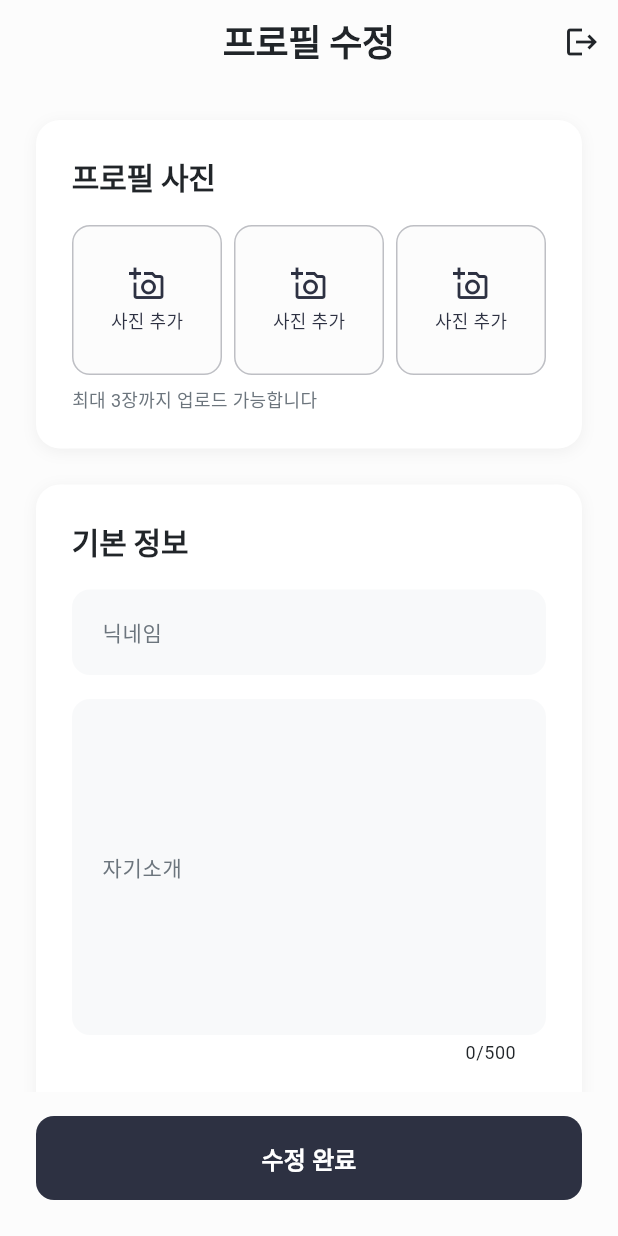
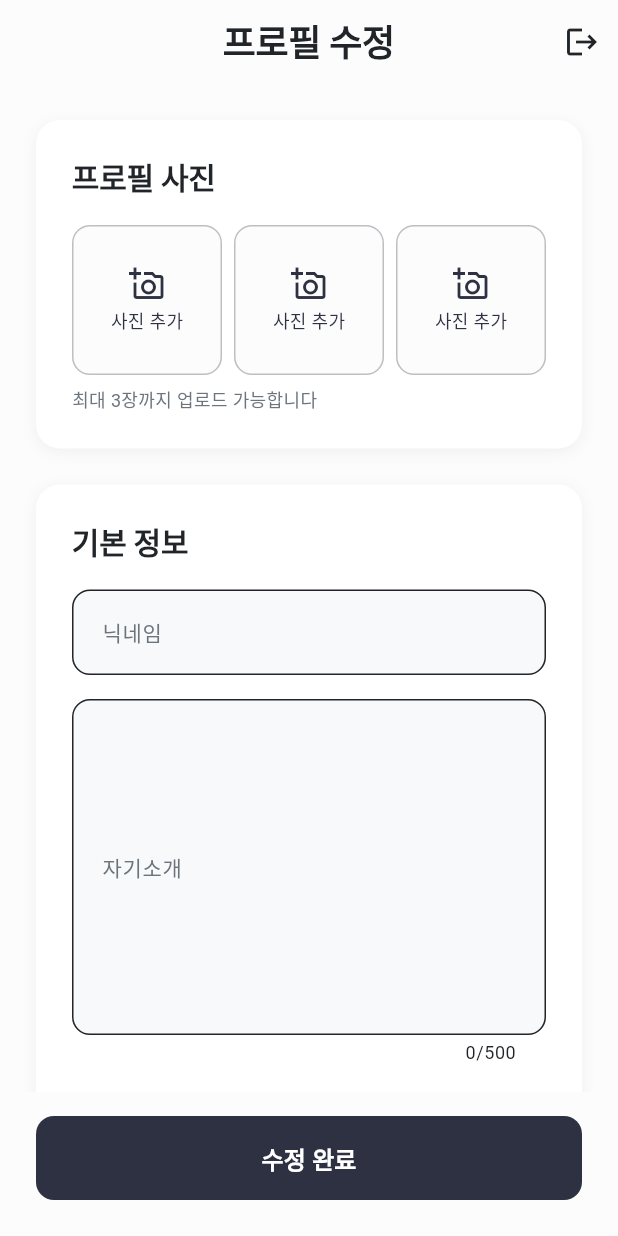
Before and after one commit to TeddyH/blinddate, a Flutter app: the ProfileSetupScreen screen opened by its route, on a phone screen of 412 x 824 dp. Run offline on Flutter 3.47's test engine with Material 3 defaults, Android fonts, the phone set to English and light mode, and no system bars; our stand-ins replace flutter_dotenv, go_router, image_picker, supabase_flutter; accounts and stored records are empty.

Commit message:
프로필 수정화면 레이아웃 일관성

```diff
--- a/lib/features/auth/screens/profile_setup_screen.dart
+++ b/lib/features/auth/screens/profile_setup_screen.dart
@@ -393,9 +393,12 @@
           // Nickname
           TextFormField(
             controller: _nicknameController,
-            decoration: const InputDecoration(
+            decoration: InputDecoration(
               labelText: '닉네임',
               hintText: '다른 사람들에게 보여질 이름을 입력하세요',
+              border: OutlineInputBorder(
+                borderRadius: BorderRadius.circular(12),
+              ),
             ),
             validator: (value) {
               if (value == null || value.trim().isEmpty) {
@@ -414,9 +417,12 @@
             controller: _bioController,
             maxLines: 8,
             maxLength: 500,
-            decoration: const InputDecoration(
+            decoration: InputDecoration(
               labelText: '자기소개',
               hintText: '자신을 매력적으로 소개해보세요 (최소 100자)',
+              border: OutlineInputBorder(
+                borderRadius: BorderRadius.circular(12),
+              ),
             ),
             validator: (value) {
               if (value == null || value.trim().isEmpty) {
--- a/lib/features/profile/widgets/profile_info_section.dart
+++ b/lib/features/profile/widgets/profile_info_section.dart
@@ -82,6 +82,7 @@
               icon: Icons.person_outline,
               label: '성별',
               value: profile['gender'] == 'male' ? '남성' : '여성',
+              isMultiline: true,
             ),
             const SizedBox(height: AppSpacing.md),
           ],
```
